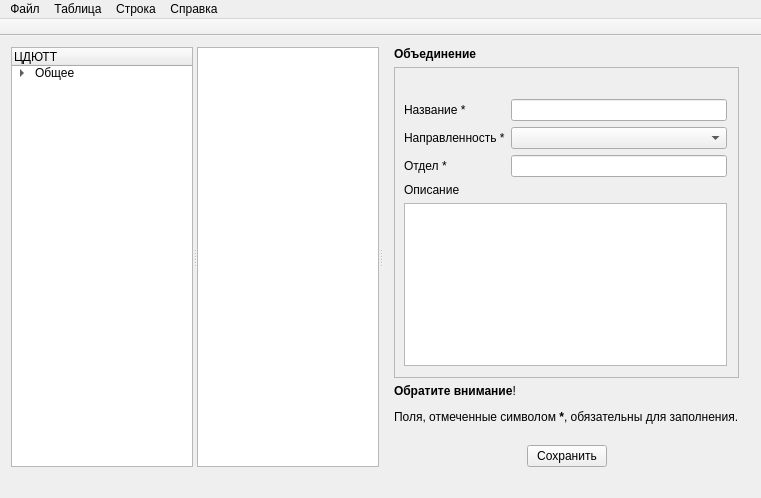
Old version of the form mainwindow.ui in the repository Domerk/UdoDB.
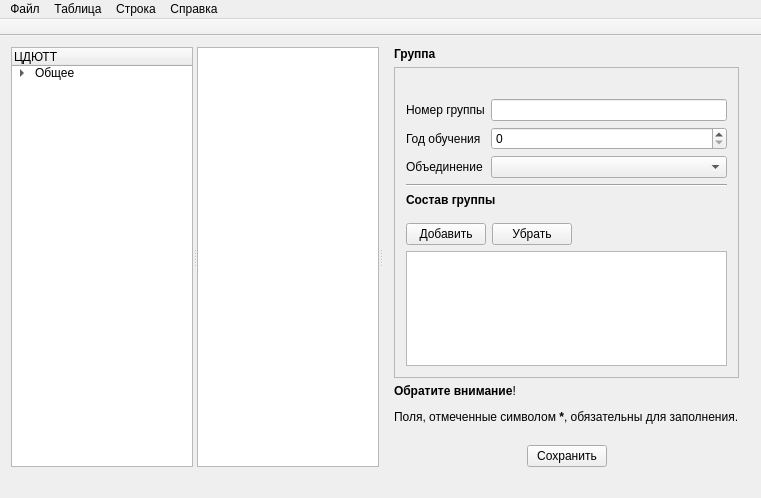
New version of the form.

Commit message: Формы для Направленности и Группы (без вывода инфы)

```diff
--- a/mainwindow.ui
+++ b/mainwindow.ui
@@ -97,7 +97,7 @@
            </sizepolicy>
           </property>
           <property name="currentIndex">
-           <number>0</number>
+           <number>4</number>
           </property>
           <widget class="QWidget" name="alliance">
            <layout class="QVBoxLayout" name="verticalLayout_7">
@@ -135,9 +135,9 @@
                <property name="geometry">
                 <rect>
                  <x>0</x>
-                 <y>0</y>
-                 <width>314</width>
-                 <height>316</height>
+                 <y>-27</y>
+                 <width>297</width>
+                 <height>352</height>
                 </rect>
                </property>
                <layout class="QVBoxLayout" name="verticalLayout_8">
@@ -706,6 +706,281 @@
             </item>
            </layout>
           </widget>
+          <widget class="QWidget" name="direction">
+           <layout class="QVBoxLayout" name="verticalLayout_9">
+            <property name="leftMargin">
+             <number>0</number>
+            </property>
+            <property name="topMargin">
+             <number>0</number>
+            </property>
+            <property name="rightMargin">
+             <number>0</number>
+            </property>
+            <property name="bottomMargin">
+             <number>0</number>
+            </property>
+            <item>
+             <widget class="QLabel" name="label_20">
+              <property name="font">
+               <font>
+                <weight>75</weight>
+                <bold>true</bold>
+               </font>
+              </property>
+              <property name="text">
+               <string>Направленность</string>
+              </property>
+             </widget>
+            </item>
+            <item>
+             <widget class="QScrollArea" name="scrollArea_4">
+              <property name="widgetResizable">
+               <bool>true</bool>
+              </property>
+              <widget class="QWidget" name="scrollAreaWidgetContents_4">
+               <property name="geometry">
+                <rect>
+                 <x>0</x>
+                 <y>0</y>
+                 <width>314</width>
+                 <height>316</height>
+                </rect>
+               </property>
+               <layout class="QVBoxLayout" name="verticalLayout_11">
+                <item>
+                 <layout class="QFormLayout" name="formLayout_5">
+                  <property name="topMargin">
+                   <number>0</number>
+                  </property>
+                  <item row="0" column="0">
+                   <widget class="QLabel" name="directID">
+                    <property name="text">
+                     <string/>
+                    </property>
+                   </widget>
+                  </item>
+                  <item row="1" column="0">
+                   <widget class="QLabel" name="label_35">
+                    <property name="text">
+                     <string>Название *</string>
+                    </property>
+                   </widget>
+                  </item>
+                  <item row="1" column="1">
+                   <widget class="QLineEdit" name="lineEdit"/>
+                  </item>
+                 </layout>
+                </item>
+                <item>
+                 <widget class="Line" name="line_3">
+                  <property name="orientation">
+                   <enum>Qt::Horizontal</enum>
+                  </property>
+                 </widget>
+                </item>
+                <item>
+                 <widget class="QLabel" name="label_36">
+                  <property name="font">
+                   <font>
+                    <weight>75</weight>
+                    <bold>true</bold>
+                   </font>
+                  </property>
+                  <property name="text">
+                   <string>Список объединений</string>
+                  </property>
+                 </widget>
+                </item>
+                <item>
+                 <layout class="QHBoxLayout" name="horizontalLayout_3">
+                  <property name="topMargin">
+                   <number>10</number>
+                  </property>
+                  <item>
+                   <widget class="QPushButton" name="pushButton_3">
+                    <property name="text">
+                     <string>Добавить</string>
+                    </property>
+                   </widget>
+                  </item>
+                  <item>
+                   <widget class="QPushButton" name="pushButton_4">
+                    <property name="text">
+                     <string>Удалить</string>
+                    </property>
+                   </widget>
+                  </item>
+                  <item>
+                   <spacer name="horizontalSpacer_4">
+                    <property name="orientation">
+                     <enum>Qt::Horizontal</enum>
+                    </property>
+                    <property name="sizeHint" stdset="0">
+                     <size>
+                      <width>40</width>
+                      <height>20</height>
+                     </size>
+                    </property>
+                   </spacer>
+                  </item>
+                 </layout>
+                </item>
+                <item>
+                 <widget class="QTableWidget" name="tableWidget_3"/>
+                </item>
+               </layout>
+              </widget>
+             </widget>
+            </item>
+           </layout>
+          </widget>
+          <widget class="QWidget" name="group">
+           <layout class="QVBoxLayout" name="verticalLayout_10">
+            <property name="leftMargin">
+             <number>0</number>
+            </property>
+            <property name="topMargin">
+             <number>0</number>
+            </property>
+            <property name="rightMargin">
+             <number>0</number>
+            </property>
+            <property name="bottomMargin">
+             <number>0</number>
+            </property>
+            <item>
+             <widget class="QLabel" name="label_29">
+              <property name="font">
+               <font>
+                <weight>75</weight>
+                <bold>true</bold>
+               </font>
+              </property>
+              <property name="text">
+               <string>Группа</string>
+              </property>
+             </widget>
+            </item>
+            <item>
+             <widget class="QScrollArea" name="scrollArea_5">
+              <property name="widgetResizable">
+               <bool>true</bool>
+              </property>
+              <widget class="QWidget" name="scrollAreaWidgetContents_5">
+               <property name="geometry">
+                <rect>
+                 <x>0</x>
+                 <y>0</y>
+                 <width>314</width>
+                 <height>316</height>
+                </rect>
+               </property>
+               <layout class="QVBoxLayout" name="verticalLayout_12">
+                <item>
+                 <layout class="QFormLayout" name="formLayout_6">
+                  <item row="0" column="0">
+                   <widget class="QLabel" name="groupID">
+                    <property name="text">
+                     <string/>
+                    </property>
+                   </widget>
+                  </item>
+                  <item row="1" column="0">
+                   <widget class="QLabel" name="label_39">
+                    <property name="text">
+                     <string>Номер группы</string>
+                    </property>
+                   </widget>
+                  </item>
+                  <item row="2" column="0">
+                   <widget class="QLabel" name="label_40">
+                    <property name="text">
+                     <string>Год обучения</string>
+                    </property>
+                   </widget>
+                  </item>
+                  <item row="1" column="1">
+                   <widget class="QLineEdit" name="lineEdit_2"/>
+                  </item>
+                  <item row="2" column="1">
+                   <widget class="QSpinBox" name="spinBox"/>
+                  </item>
+                  <item row="3" column="0">
+                   <widget class="QLabel" name="label_42">
+                    <property name="text">
+                     <string>Объединение</string>
+                    </property>
+                   </widget>
+                  </item>
+                  <item row="3" column="1">
+                   <widget class="QComboBox" name="comboBox"/>
+                  </item>
+                 </layout>
+                </item>
+                <item>
+                 <widget class="Line" name="line">
+                  <property name="orientation">
+                   <enum>Qt::Horizontal</enum>
+                  </property>
+                 </widget>
+                </item>
+                <item>
+                 <widget class="QLabel" name="label_41">
+                  <property name="font">
+                   <font>
+                    <weight>75</weight>
+                    <bold>true</bold>
+                   </font>
+                  </property>
+                  <property name="text">
+                   <string>Состав группы</string>
+                  </property>
+                 </widget>
+                </item>
+                <item>
+                 <layout class="QHBoxLayout" name="horizontalLayout_4">
+                  <property name="topMargin">
+                   <number>10</number>
+                  </property>
+                  <item>
+                   <widget class="QPushButton" name="pushButton_5">
+                    <property name="text">
+                     <string>Добавить</string>
+                    </property>
+                   </widget>
+                  </item>
+                  <item>
+                   <widget class="QPushButton" name="pushButton_6">
+                    <property name="text">
+                     <string>Убрать</string>
+                    </property>
+                   </widget>
+                  </item>
+                  <item>
+                   <spacer name="horizontalSpacer_5">
+                    <property name="orientation">
+                     <enum>Qt::Horizontal</enum>
+                    </property>
+                    <property name="sizeHint" stdset="0">
+                     <size>
+                      <width>40</width>
+                      <height>20</height>
+                     </size>
+                    </property>
+                   </spacer>
+                  </item>
+                 </layout>
+                </item>
+                <item>
+                 <widget class="QTableWidget" name="tableWidget_4"/>
+                </item>
+               </layout>
+              </widget>
+             </widget>
+            </item>
+           </layout>
+          </widget>
          </widget>
         </item>
         <item>
```
Left out of the diff: 72 changed lines with no effect on the pictures. The commit also changes 1 other file.
